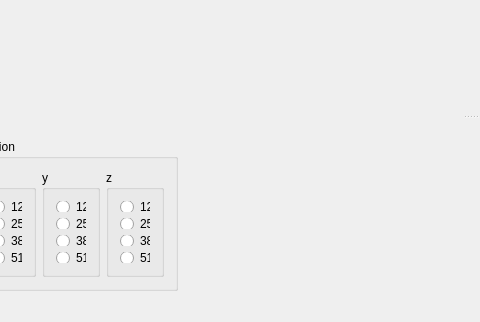
First picture: the form in dynamicfusionui.ui, repository dolphin-li/DynamicFusion, before the edit; both pictures show x 167 to 647 and y 547 to 869 of the 1278 by 869 pixel window.
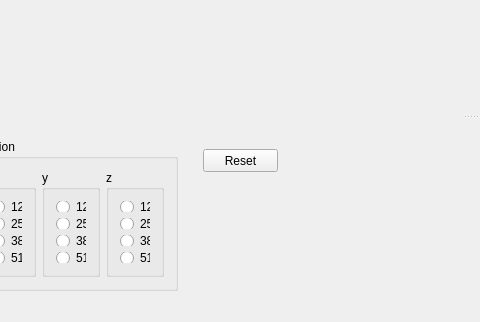
Second picture: the form after the edit. Custom widgets are drawn as their Qt base class.

```diff
--- a/dynamicfusionui.ui
+++ b/dynamicfusionui.ui
@@ -261,6 +261,19 @@
       <number>9999</number>
      </property>
     </widget>
+    <widget class="QPushButton" name="pbReset">
+     <property name="geometry">
+      <rect>
+       <x>370</x>
+       <y>10</y>
+       <width>75</width>
+       <height>23</height>
+      </rect>
+     </property>
+     <property name="text">
+      <string>Reset</string>
+     </property>
+    </widget>
    </widget>
   </widget>
   <action name="actionLoad_frames">
```
